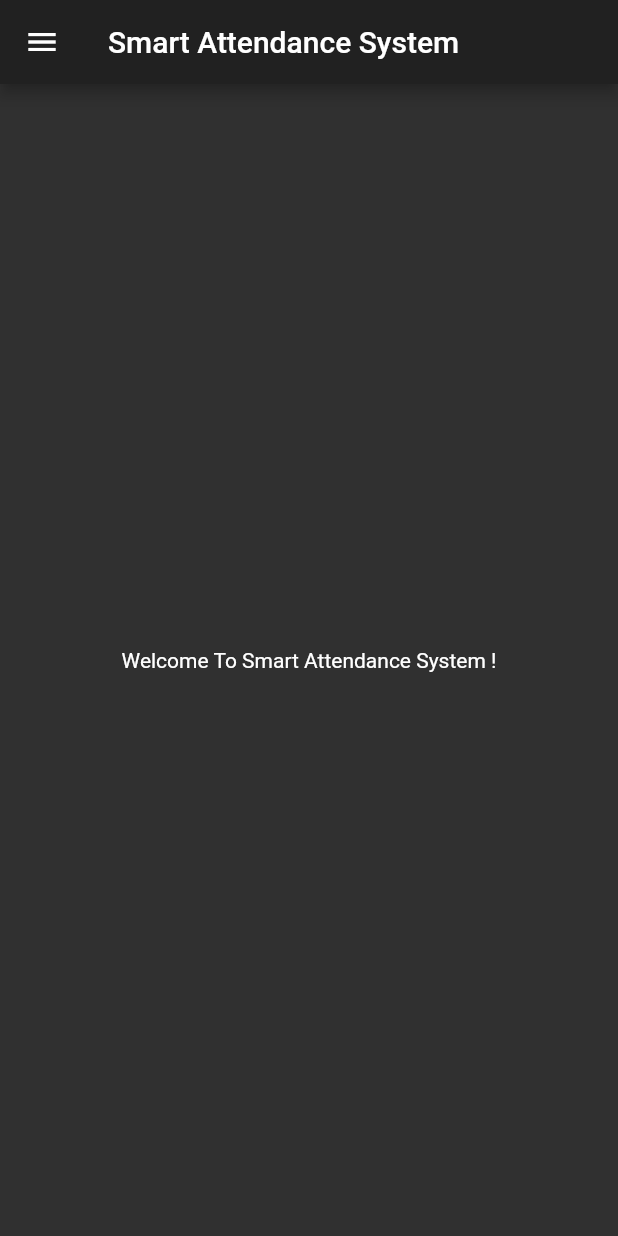
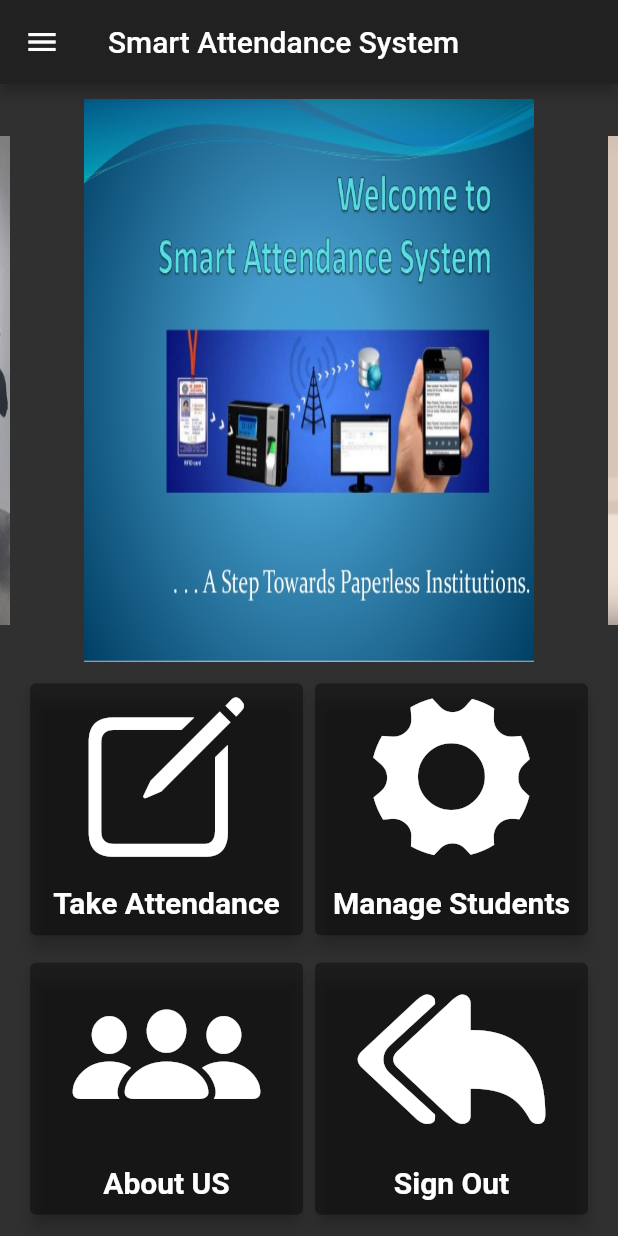
Before and after one commit to DharmikPatel007/smart_attendance_system, a Flutter app: the HomePage screen opened directly, on a phone screen of 412 x 824 dp. Run offline on Flutter 3.47's test engine with Material 2 defaults, Android fonts, the phone set to English and light mode, and no system bars; drawn by our look-alikes of carousel_slider; our stand-ins replace connectivity, flutter_image_compress, fluttertoast, image_picker, modal_progress_hud, shared_preferences; missing offline and left inert: firebase_ml_vision; accounts and stored records are empty.

```diff
--- a/lib/routes/home_page.dart
+++ b/lib/routes/home_page.dart
@@ -7,6 +7,7 @@ import 'package:shared_preferences/shared_preferences.dart';
 import '../routes/root_page.dart';
 import 'package:modal_progress_hud/modal_progress_hud.dart';
 import '../drawer/take_attendance/take_attendance.dart';
+import 'package:carousel_slider/carousel_slider.dart';
 
 class HomePage extends StatefulWidget {
   @override
@@ -18,7 +19,21 @@ class _HomePageState extends State<HomePage> {
   bool progressIndicator = false;
   String _loginName = 'name';
   String _loginEmail = 'email';
+  List<Widget> imageList = [];
 
+  _signOut() async {
+    setState(() {
+      progressIndicator = true;
+    });
+    SharedPreferences prefs = await SharedPreferences.getInstance();
+    prefs.setBool('is_logged_in', false);
+    await Future.delayed(Duration(seconds: 2), () {
+      Navigator.of(context).pushReplacementNamed(RootPage.id);
+    });
+    setState(() {
+      progressIndicator = false;
+    });
+  }
   @override
   void initState() {
     super.initState();
@@ -28,6 +43,12 @@ class _HomePageState extends State<HomePage> {
         _loginEmail = onValue[1];
       });
     });
+    for(int i=0; i<6; i++){
+      imageList.add(Image.asset('images/carousel/c$i.jpg',
+        fit: BoxFit.fill,
+        width: 300,
+      ));
+    }
   }
   @override
   Widget build(BuildContext context) {
@@ -38,6 +59,7 @@ class _HomePageState extends State<HomePage> {
           title: Text('Smart Attendance System'),
         ),
         drawer: Drawer(
+          elevation: 5,
           child: ListView(children: <Widget>[
             UserAccountsDrawerHeader(
               accountName: Text(_loginName),
@@ -74,28 +96,82 @@ class _HomePageState extends State<HomePage> {
             ListTile(
               title: Text('Sign Out'),
               trailing: Icon(CupertinoIcons.reply_thick_solid),
-              onTap: () async {
-                setState(() {
-                  progressIndicator = true;
-                });
-                SharedPreferences prefs = await SharedPreferences.getInstance();
-                prefs.setBool('is_logged_in', false);
-                await Future.delayed(Duration(seconds: 2), () {
-                  Navigator.of(context).pushReplacementNamed(RootPage.id);
-                });
-                setState(() {
-                  progressIndicator = false;
-                });
-              },
+              onTap: _signOut,
             )
           ]),
         ),
-        body: Center(
-          child: Container(
-            child: Text('Welcome To Smart Attendance System !'),
-          ),
-        ),
+        body: Column(
+          mainAxisAlignment: MainAxisAlignment.spaceEvenly,
+          crossAxisAlignment: CrossAxisAlignment.center,
+          children: <Widget>[
+            Flexible(
+              child: CarouselSlider(
+                autoPlay: true,
+                items: imageList,
+                enlargeCenterPage: true,
+                pauseAutoPlayOnTouch: Duration(seconds: 1),
+                height: 375,
+              ),
+            ),
+            Row(
+              mainAxisAlignment: MainAxisAlignment.center,
+              crossAxisAlignment: CrossAxisAlignment.center,
+              children: <Widget>[
+                ReusableCard(cardLabel: 'Take Attendance',iconData: CupertinoIcons.create_solid,routeName: AttendancePage.id,),
+                ReusableCard(cardLabel: 'Manage Students',iconData: CupertinoIcons.gear_solid,routeName: ManageStudentsPage.id,),
+              ],
+            ),
+            Row(
+              mainAxisAlignment: MainAxisAlignment.center,
+              crossAxisAlignment: CrossAxisAlignment.center,
+              children: <Widget>[
+                ReusableCard(cardLabel: 'About US',iconData: CupertinoIcons.group_solid,routeName: AboutPage.id,),
+                ReusableCard(cardLabel: 'Sign Out',iconData: CupertinoIcons.reply_thick_solid,onTouch: _signOut,),
+              ],
+            )
+          ],
+        )
       ),
     );
   }
 }
+
+class ReusableCard extends StatelessWidget {
+  final IconData iconData;
+  final String cardLabel;
+  final String routeName;
+  final Function onTouch;
+  ReusableCard({@required this.iconData,@required this.cardLabel,this.routeName,this.onTouch});
+
+  @override
+  Widget build(BuildContext context) {
+    return GestureDetector(
+      child: Container(
+        width: 190,
+        child: Card(
+          color: Colors.black38,
+          elevation: 5,
+          child: Column(
+            mainAxisAlignment: MainAxisAlignment.center,
+            crossAxisAlignment: CrossAxisAlignment.center,
+            children: <Widget>[
+              Icon(iconData,size: 125,),
+              Padding(
+                padding: const EdgeInsets.all(10.0),
+                child: Text(cardLabel,
+                  style: TextStyle(
+                      fontWeight: FontWeight.bold,
+                    fontSize: 20,
+                  ),
+                ),
+              )
+            ],
+          ),
+        ),
+      ),
+      onTap: routeName != null ? (){
+        Navigator.of(context).pushNamed(routeName);
+      } : onTouch,
+    );
+  }
+}
```
Also changed, not shown: pubspec.yaml (+5 -3 lines), images/carousel/c0.jpg (added), images/carousel/c1.jpg (added), images/carousel/c2.jpg (added), images/carousel/c3.jpg (added), images/carousel/c4.jpg (added), images/carousel/c5.jpg (added), pubspec.lock, 2 other files.
